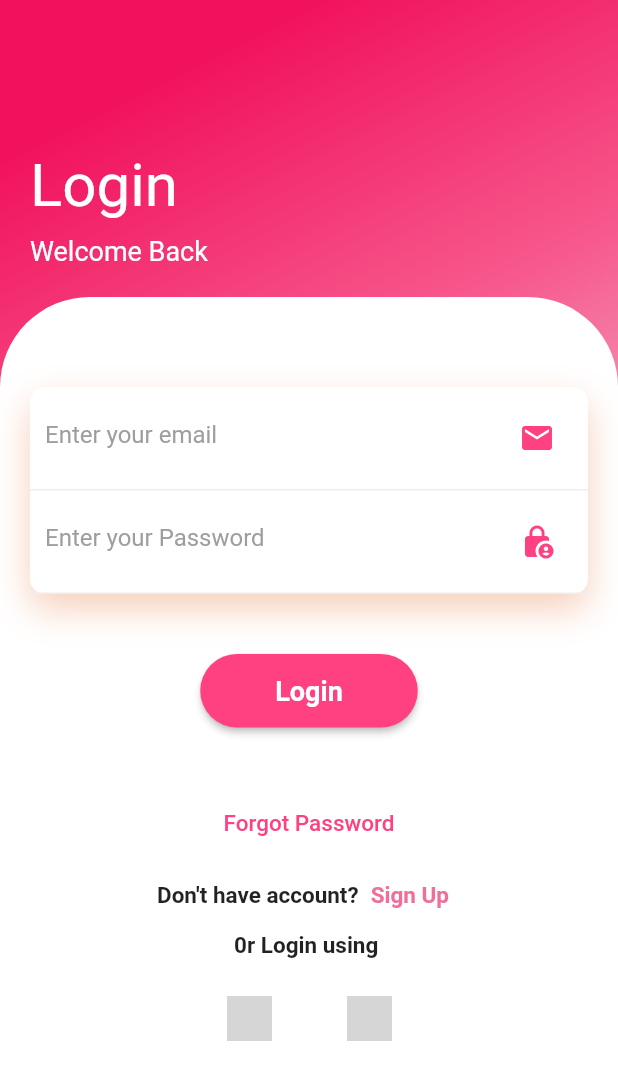
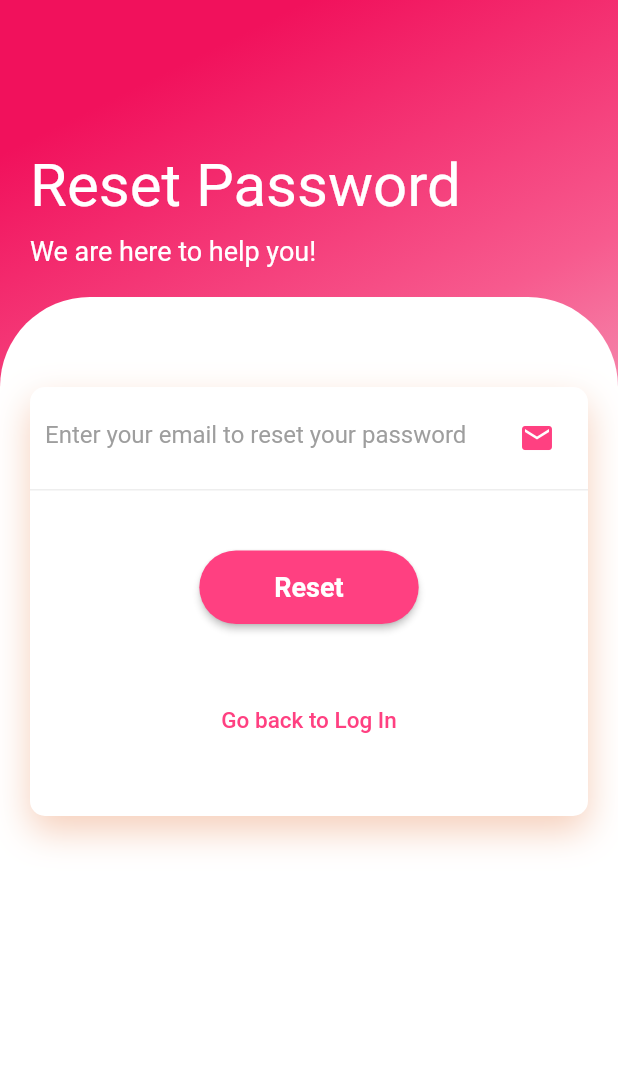
Before and after one commit to tuqa99/highlights, a Flutter app: the LoginPage screen opened directly, after a tap on "Forgot Password", on a phone screen of 412 x 824 dp. Shown: the top 1080 px of the screen. Run offline on Flutter 3.47's test engine with Material 2 defaults, Android fonts, the phone set to English and light mode, and no system bars; drawn by our look-alikes of flutter_settings_screens; our stand-ins replace cloud_firestore, file_picker, firebase_auth, firebase_core, firebase_storage, flutter_rating_bar and 5 more; accounts and stored records are empty; network calls fail; grey boxes are pictures that could not be loaded.

Commit message:
resert password

```diff
--- a/lib/UserScreens/allscreens.dart
+++ b/lib/UserScreens/allscreens.dart
@@ -78,5 +78,5 @@ class _MainPageState extends State<MainPage> {
 List<Widget> _listOfWidget = <Widget>[
   HomePage(),
   Appointments(),
-  UserProfile(),
+  ProfileInfo(),
 ];
--- a/lib/main.dart
+++ b/lib/main.dart
@@ -1,6 +1,7 @@
 import "package:flutter/material.dart";
 import 'package:firebase_core/firebase_core.dart';
 import 'package:flutter_settings_screens/flutter_settings_screens.dart';
+import 'package:highlights/UserScreens/allscreens.dart';
 import 'package:highlights/profiledrawer/AccountSettings.dart';
 import 'package:highlights/screens/SignUpSpecialist.dart';
 import 'package:highlights/screens/SplashScreen.dart';
@@ -27,7 +28,6 @@ Future<void> main() async {
       home: MyApp(),
     ),
   ));
-  // print(getData("HairCut"));
 }
 
 class MyApp extends StatelessWidget {
--- a/lib/screens/login.dart
+++ b/lib/screens/login.dart
@@ -2,6 +2,7 @@ import 'package:flutter/material.dart';
 import 'package:firebase_auth/firebase_auth.dart';
 import 'package:cloud_firestore/cloud_firestore.dart';
 import 'package:highlights/UserScreens/userProfile/button_widget.dart';
+import 'package:highlights/screens/resetPass.dart';
 import 'package:highlights/signInGoogle/FirebaseServices.dart';
 import 'package:highlights/UserScreens/HomePageComp/HomePage.dart';
 import 'package:highlights/screens/viewscreen.dart';
@@ -21,19 +22,6 @@ class LoginPage extends StatefulWidget {
 class _LoginPageState extends State<LoginPage> {
   TextEditingController nameController = TextEditingController();
   TextEditingController passwordController = TextEditingController();
-
-  static Future<bool> emailCheck(String email) async {
-    CollectionReference db = FirebaseFirestore.instance.collection('users');
-    bool result = false;
-    QuerySnapshot snapshot =
-        await FirebaseFirestore.instance.collection('users').get();
-    snapshot.docs.forEach((f) {
-      if (f['email'] == email) {
-        result = true;
-      }
-    });
-    return result;
-  }
 
   @override
   Widget build(BuildContext context) {
@@ -175,7 +163,11 @@ class _LoginPageState extends State<LoginPage> {
                       ),
                       TextButton(
                         onPressed: () {
-                          //forgot password screen
+                          Navigator.push(context, MaterialPageRoute(
+                            builder: (context) {
+                              return ResetPassword();
+                            },
+                          ));
                         },
                         child: const Text(
                           'Forgot Password',
@@ -281,3 +273,15 @@ class _LoginPageState extends State<LoginPage> {
     );
   }
 }
+
+Future<bool> emailCheck(String email) async {
+  bool result = false;
+  QuerySnapshot snapshot =
+      await FirebaseFirestore.instance.collection('users').get();
+  snapshot.docs.forEach((f) {
+    if (f['email'] == email) {
+      result = true;
+    }
+  });
+  return result;
+}
--- /dev/null
+++ b/lib/screens/resetPass.dart
@@ -0,0 +1,208 @@
+import 'package:flutter/material.dart';
+import 'package:firebase_auth/firebase_auth.dart';
+import 'package:highlights/screens/login.dart';
+
+import '../UserScreens/userProfile/button_widget.dart';
+
+class ResetPassword extends StatefulWidget {
+  const ResetPassword({super.key});
+
+  @override
+  State<ResetPassword> createState() => _ResetPasswordState();
+}
+
+class _ResetPasswordState extends State<ResetPassword> {
+  TextEditingController? Email = TextEditingController();
+  Future passwordReset() async {
+    try {
+      await FirebaseAuth.instance
+          .sendPasswordResetEmail(email: Email!.text.trim());
+      ScaffoldMessenger.of(context)
+          .showSnackBar(const SnackBar(content: Text("Send To Your Email ")));
+      Navigator.pop(context);
+    } catch (e) {
+      ScaffoldMessenger.of(context)
+          .showSnackBar(SnackBar(content: Text("Your Email isn't defined")));
+    }
+  }
+
+  @override
+  Widget build(BuildContext context) {
+    return Scaffold(
+      body: Container(
+        width: double.infinity,
+        decoration: BoxDecoration(
+            gradient: LinearGradient(begin: Alignment.topCenter, colors: [
+          Color.fromARGB(255, 241, 17, 92),
+          Color.fromARGB(255, 247, 90, 142),
+          Color.fromARGB(255, 240, 198, 213)
+        ])),
+        child: Column(
+          crossAxisAlignment: CrossAxisAlignment.start,
+          children: [
+            SizedBox(
+              height: 80,
+            ),
+            Padding(
+              padding: EdgeInsets.all(20),
+              child: Column(
+                crossAxisAlignment: CrossAxisAlignment.start,
+                children: [
+                  Text(
+                    "Reset Password",
+                    style: TextStyle(fontSize: 40, color: Colors.white),
+                  ),
+                  SizedBox(
+                    height: 10,
+                  ),
+                  Text(
+                    "We are here to help you!",
+                    style: TextStyle(fontSize: 18, color: Colors.white),
+                  )
+                ],
+              ),
+            ),
+            Expanded(
+              child: Container(
+                decoration: BoxDecoration(
+                    color: Colors.white,
+                    borderRadius: BorderRadius.only(
+                      topLeft: Radius.circular(60),
+                      topRight: Radius.circular(60),
+                    )),
+                child: Padding(
+                  padding: EdgeInsets.all(20),
+                  child: SingleChildScrollView(
+                    child: Column(
+                      children: [
+                        SizedBox(
+                          height: 40,
+                        ),
+                        Container(
+                          decoration: BoxDecoration(
+                              color: Colors.white,
+                              borderRadius: BorderRadius.circular(10),
+                              boxShadow: [
+                                BoxShadow(
+                                    color: Color.fromRGBO(225, 95, 27, .3),
+                                    blurRadius: 20,
+                                    offset: Offset(0, 10))
+                              ]),
+                          child: Column(children: [
+                            Container(
+                              padding: EdgeInsets.all(10),
+                              decoration: BoxDecoration(
+                                  border: Border(
+                                      bottom: BorderSide(
+                                          color: Colors.grey.shade200))),
+                              child: TextField(
+                                controller: Email,
+                                decoration: InputDecoration(
+                                    suffixIcon: Icon(
+                                      Icons.email,
+                                      color: Colors.pinkAccent,
+                                    ),
+                                    hintText:
+                                        "Enter your email to reset your password",
+                                    hintStyle: TextStyle(color: Colors.grey),
+                                    border: InputBorder.none),
+                              ),
+                            ),
+                            SizedBox(
+                              height: 40,
+                            ),
+                            ButtonWidget(
+                                text: "Reset",
+                                onClicked: () {
+                                  passwordReset();
+                                }),
+                            SizedBox(
+                              height: 40,
+                            ),
+                            TextButton(
+                              onPressed: () {
+                                Navigator.push(context, MaterialPageRoute(
+                                  builder: (context) {
+                                    return LoginPage();
+                                  },
+                                ));
+                              },
+                              child: const Text(
+                                'Go back to Log In',
+                                style: TextStyle(
+                                    fontSize: 15, color: Colors.pinkAccent),
+                              ),
+                            ),
+                            SizedBox(
+                              height: 40,
+                            ),
+                          ]),
+                        )
+                      ],
+                    ),
+                  ),
+                ),
+              ),
+            )
+          ],
+        ),
+      ),
+    );
+  }
+}
+//       body: Padding(
+//         padding: const EdgeInsets.all(30),
+//         child: Center(
+//           child: Container(
+//             child: Column(
+//               children: [
+//                 const SizedBox(
+//                   height: 40,
+//                 ),
+//                 Text(
+//                   "Enter your Email to Reset Password",
+//                   style: Theme.of(context).textTheme.headline5!,
+//                 ),
+//                 const SizedBox(
+//                   height: 40,
+//                 ),
+//                 Container(
+//                   padding: EdgeInsets.all(10),
+//                   decoration: BoxDecoration(
+//                       border: Border(
+//                           bottom: BorderSide(color: Colors.grey.shade200))),
+//                   child: TextField(
+
+//                     controller: Email,
+//                     decoration: InputDecoration(
+//                       suffixIcon: Icon(
+//                         Icons.email,
+//                         color: Colors.pinkAccent,
+//                       ),
+//                       hintText: "Email",
+//                       hintStyle: TextStyle(color: Colors.grey),
+//                       prefixIcon: const Icon(Icons.email),
+//                       contentPadding:
+//                           EdgeInsets.symmetric(vertical: 0, horizontal: 10),
+//                     ),
+//                   ),
+//                 ),
+
+//                 //------------------------------------------------------------------------------
+
+//                 ElevatedButton(
+//                   style: ElevatedButton.styleFrom(
+//                       backgroundColor: Colors.pink[300]),
+//                   onPressed: () {
+//                     passwordReset();
+//                   },
+//                   child: Text("Set"),
+//                 ),
+//               ],
+//             ),
+//           ),
+//         ),
+//       ),
+//     );
+//   }
+// }
--- a/lib/screens/specialistList.dart
+++ b/lib/screens/specialistList.dart
@@ -11,6 +11,8 @@ class SpecialistList extends StatelessWidget {
   String? CollectionName;
   @override
   Widget build(BuildContext context) {
+    final color = Theme.of(context).colorScheme.primary;
+
     CollectionReference ref =
         FirebaseFirestore.instance.collection(CollectionName!);
     var documents = ref.get();
```
Also changed, not shown: lib/firebase_options.dart.
